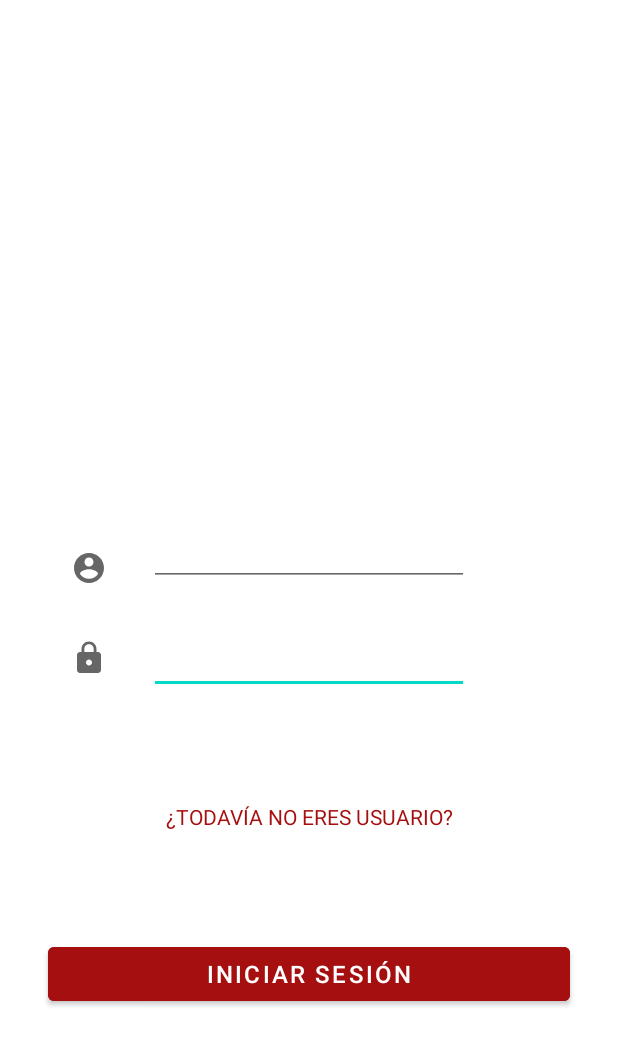
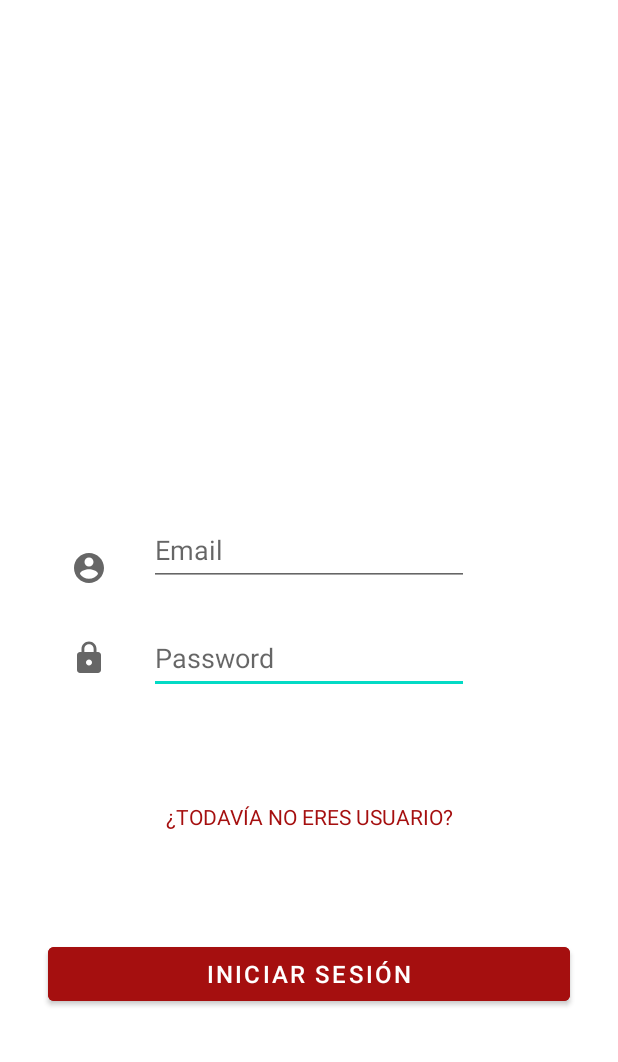
Before and after one commit to johanSantoss/ReserveSisha, an Android app: the screen it shows after launch (MainActivity), on a phone screen of 412 x 824 dp, the part 174-1236 px from its top. Run offline under Robolectric (Android 15) with nearby library versions, the phone set to English and light mode, and no system bars; our stand-ins replace Firebase (no records; nobody signed in at launch, a user with empty details on screens opened directly), data binding, navigation-ui.

Commit message:
31/03/2022
correct fix loggin

```diff
--- a/app/src/main/res/layout/login_fragment.xml
+++ b/app/src/main/res/layout/login_fragment.xml
@@ -31,6 +31,7 @@
             android:layout_width="wrap_content"
             android:layout_height="wrap_content"
             android:ems="10"
+            android:hint="@string/passwordLogin"
             android:inputType="textPassword"
             android:minHeight="48dp"
             app:layout_constraintBottom_toTopOf="@+id/btnAuthetification"
@@ -46,6 +47,7 @@
             android:layout_height="wrap_content"
             android:layout_marginBottom="24dp"
             android:ems="10"
+            android:hint="@string/emailLogin"
             android:inputType="textEmailAddress"
             android:minHeight="48dp"
             app:layout_constraintBottom_toTopOf="@+id/editTextPassAuth"
```
